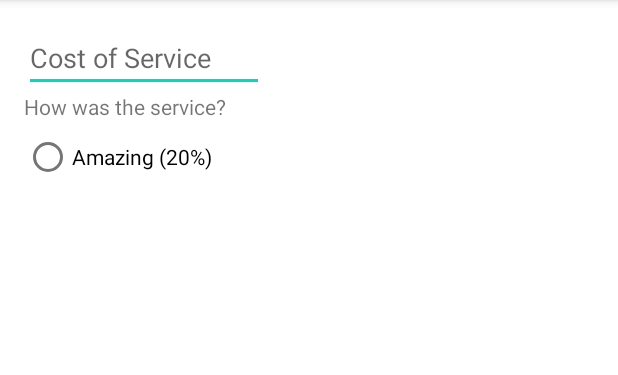
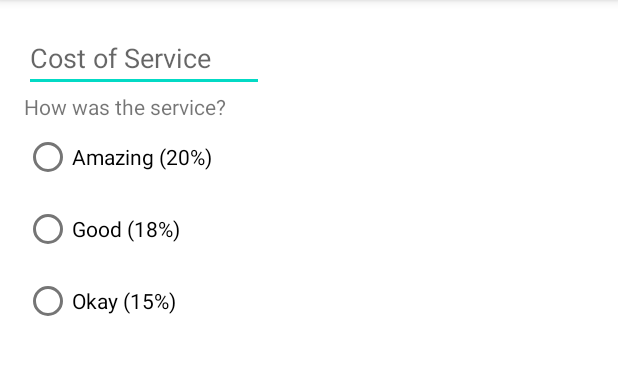
Before and after one commit to Lillaley/Tip_Time, an Android app: the screen it shows after launch (MainActivity), on a phone screen of 412 x 824 dp, the part 84-459 px from its top. Run offline under Robolectric (Android 15) with nearby library versions, the phone set to English and light mode, and no system bars.

Commit message:
adding radiobuttons

```diff
--- a/app/src/main/res/layout/activity_main.xml
+++ b/app/src/main/res/layout/activity_main.xml
@@ -39,5 +39,17 @@
             android:layout_height="wrap_content"
             android:text="Amazing (20%)" />
 
+        <RadioButton
+            android:id="@+id/option_eighteen_percent"
+            android:layout_width="wrap_content"
+            android:layout_height="wrap_content"
+            android:text="Good (18%)" />
+
+        <RadioButton
+            android:id="@+id/option_fifteen_percent"
+            android:layout_width="wrap_content"
+            android:layout_height="wrap_content"
+            android:text="Okay (15%)" />
+
     </RadioGroup>
 </androidx.constraintlayout.widget.ConstraintLayout>
```
